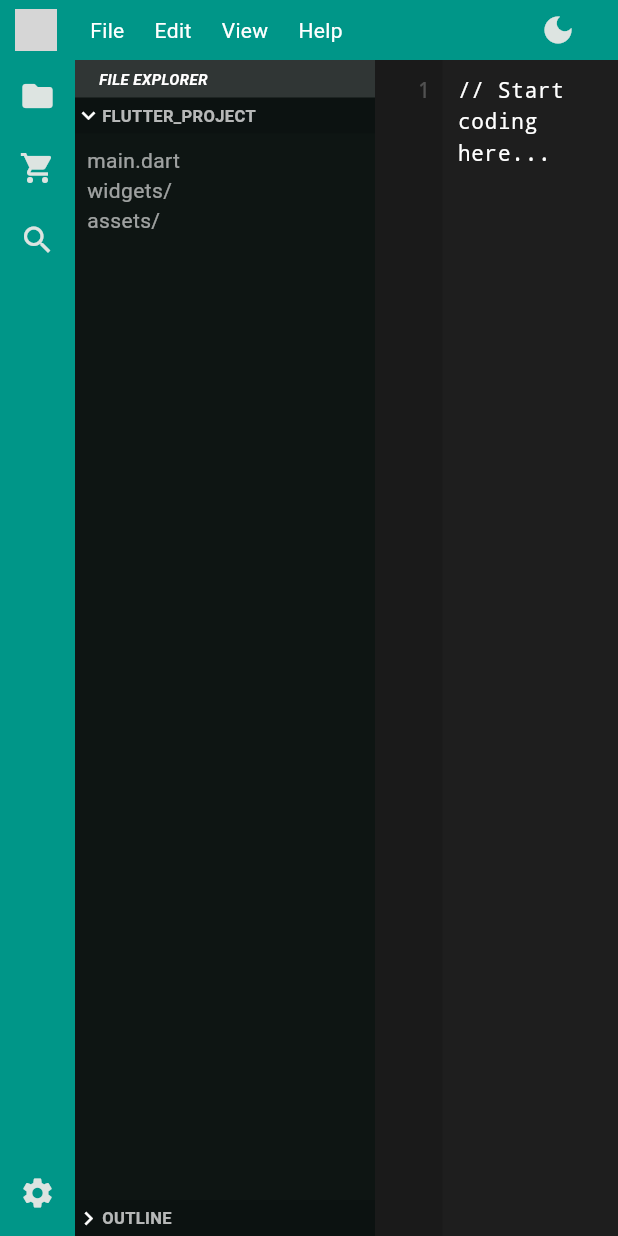
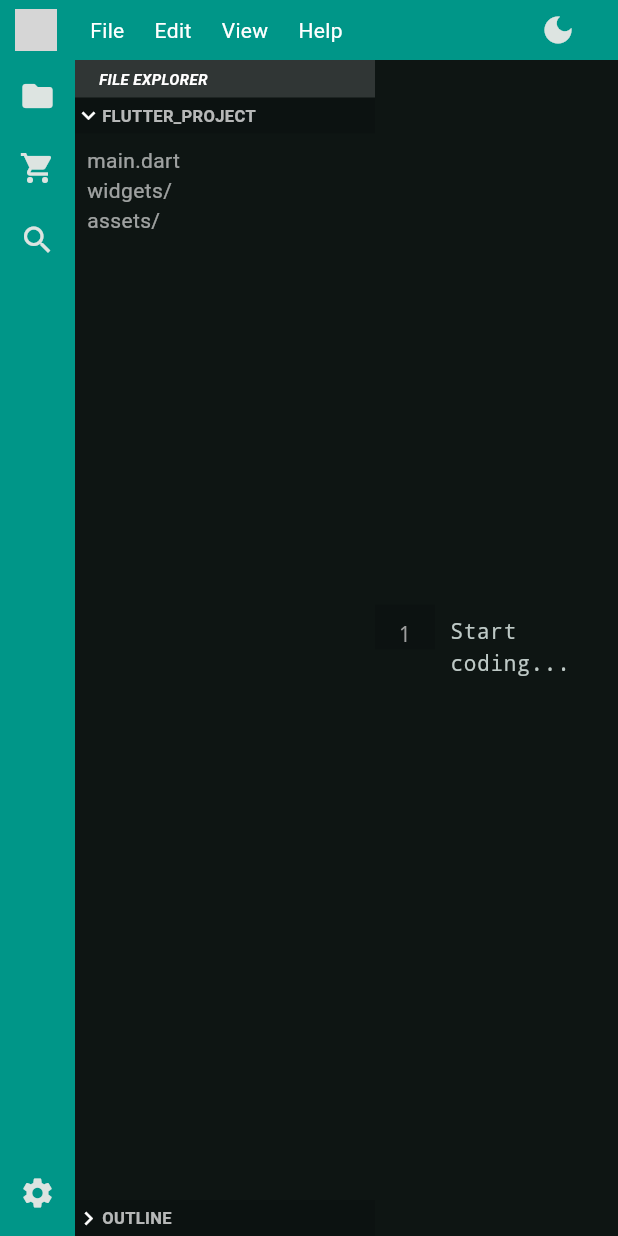
Before and after one commit to Scout2424/PhoneBoard_Project, a Flutter app: the screen it shows after launch, on a phone screen of 412 x 824 dp. Run offline on Flutter 3.47's test engine with Material 3 defaults, Android fonts, the phone set to English and light mode, and no system bars; grey boxes are pictures that could not be loaded.

Commit message:
Version 2.5 : Editor Starting version

```diff
--- a/lib/widgets/editor.dart
+++ b/lib/widgets/editor.dart
@@ -9,88 +9,70 @@ class Editor extends StatefulWidget {
 
 class _EditorState extends State<Editor> {
   late TextEditingController _controller;
-  late ScrollController _scrollController;
   int _lineCount = 1;
 
   @override
   void initState() {
     super.initState();
-    _controller = TextEditingController(text: "// Start coding here...");
-    _scrollController = ScrollController();
-
-    // Listen to text changes to update line numbers
+    _controller = TextEditingController();
+    // Listen to changes to update line numbers
     _controller.addListener(_updateLineCount);
   }
 
   void _updateLineCount() {
-    final lines = '\n'.allMatches(_controller.text).length + 1;
+    // Count how many lines are in the text
+    final lines = _controller.text.split('\n').length;
     if (lines != _lineCount) {
       setState(() => _lineCount = lines);
     }
   }
 
   @override
-  void dispose() {
-    _controller.dispose();
-    _scrollController.dispose();
-    super.dispose();
-  }
-
-  @override
   Widget build(BuildContext context) {
-    return Container(
-      color: const Color(0xFF1E1E1E), // VSCode background
-      child: Row(
+    return Row(
       crossAxisAlignment: CrossAxisAlignment.start,
       children: [
-          // 1. LINE NUMBERS
+        // --- LINE NUMBERS COLUMN ---
         Container(
-            width: 45,
+          width: 40,
           padding: const EdgeInsets.only(top: 10),
-            color: Colors.black12,
+          color: Colors.black12, // Subtle background for the gutter
           child: ListView.builder(
-              controller: _scrollController, // Link scroll
+            shrinkWrap: true,
             itemCount: _lineCount,
-              itemBuilder: (context, index) => Container(
-                alignment: Alignment.centerRight,
-                padding: const EdgeInsets.only(right: 8),
-                child: Text(
+            itemBuilder: (context, index) => Text(
               '${index + 1}',
+              textAlign: TextAlign.center,
               style: const TextStyle(
-                    color: Colors.white24,
+                color: Colors.grey,
+                fontSize: 14,
                 fontFamily: 'monospace',
-                    fontSize: 14,
-                  ),
               ),
             ),
           ),
         ),
 
-          // 2. ACTUAL TEXT AREA
+        // --- THE ACTUAL TEXT FIELD ---
         Expanded(
           child: Padding(
-              padding: const EdgeInsets.only(left: 10, top: 10),
+            padding: const EdgeInsets.only(left: 10),
             child: TextField(
               controller: _controller,
-                scrollController: _scrollController, // Link scroll
-                maxLines: null, // Makes it expand vertically
+              maxLines: null, // Makes it grow/scroll
               keyboardType: TextInputType.multiline,
               style: const TextStyle(
-                  color: Colors.white,
                 fontFamily: 'monospace',
                 fontSize: 14,
-                  height: 1.5, // Line height
+                color: Colors.white,
               ),
               decoration: const InputDecoration(
                 border: InputBorder.none,
-                  contentPadding: EdgeInsets.zero,
+                hintText: "Start coding...",
               ),
-                cursorColor: Colors.blue,
             ),
           ),
         ),
       ],
-      ),
     );
   }
 }
```
Lines whose indentation alone changed are shown as unchanged.
